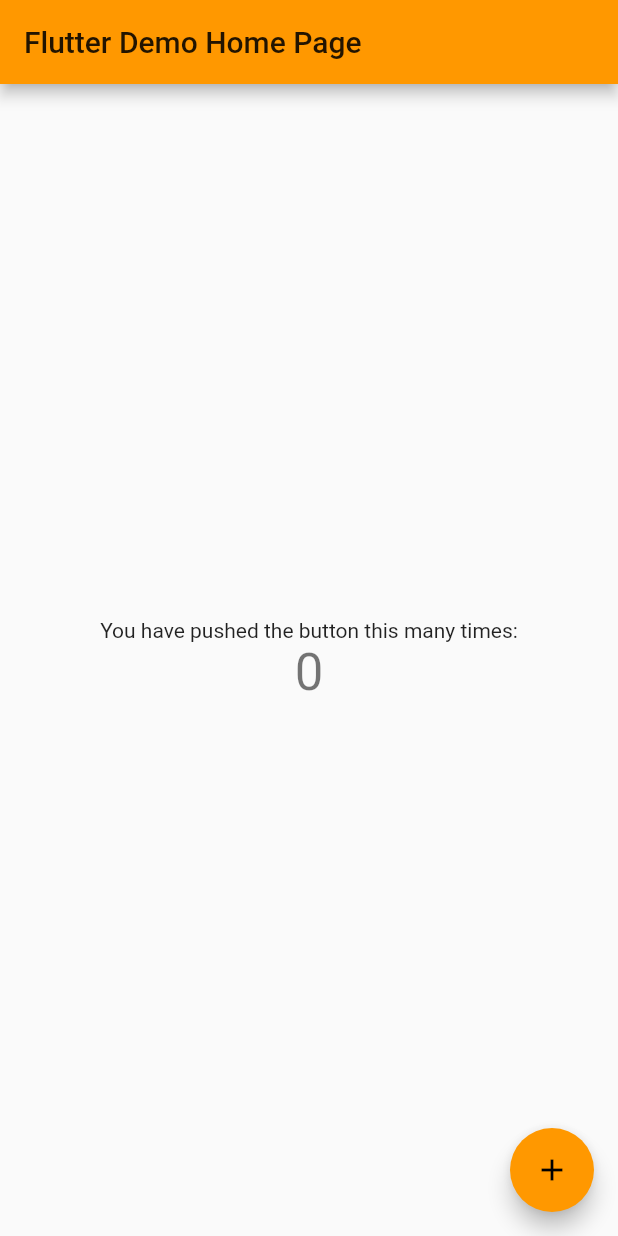
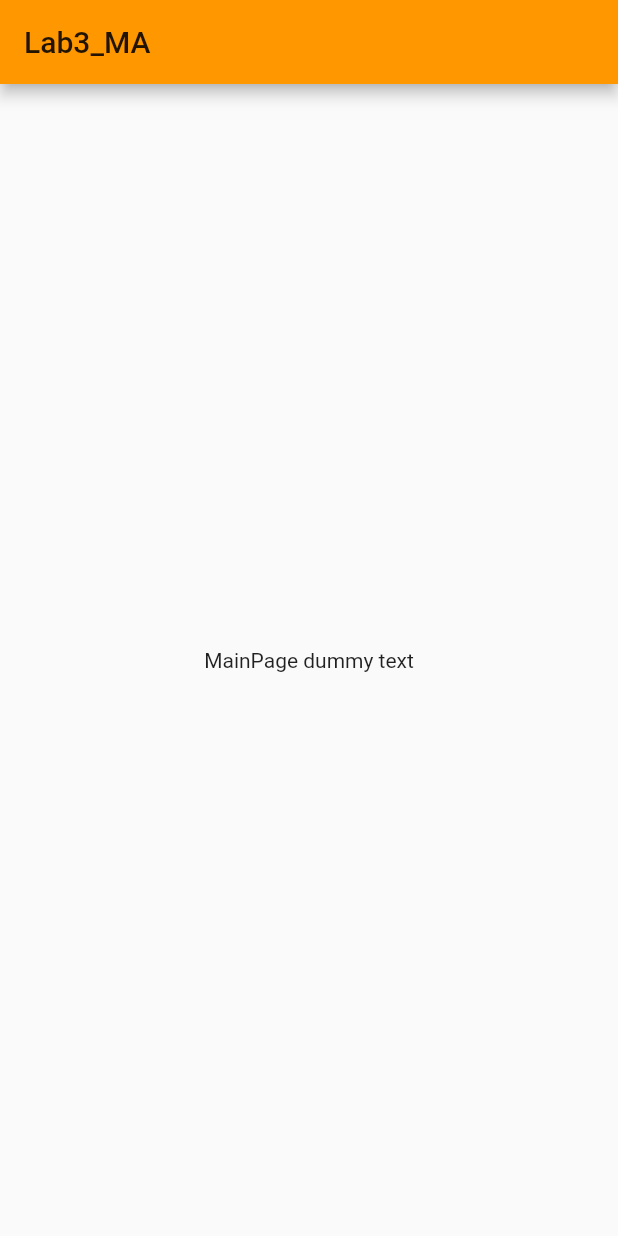
Before and after one commit to Barcoaie/Mobile, a Flutter app: the screen it shows after launch, on a phone screen of 412 x 824 dp. Run offline on Flutter 3.47's test engine with Material 2 defaults, Android fonts, the phone set to English and light mode, and no system bars.

Commit message:
added the screens for the non-native part

```diff
--- a/non-native/lab3_ma/lib/main.dart
+++ b/non-native/lab3_ma/lib/main.dart
@@ -9,7 +9,7 @@ class MyApp extends StatelessWidget {
   @override
   Widget build(BuildContext context) {
     return MaterialApp(
-      title: 'Flutter Demo',
+      title: 'Lab3_MA',
       theme: ThemeData(
         // This is the theme of your application.
         //
@@ -26,92 +26,124 @@ class MyApp extends StatelessWidget {
         // closer together (more dense) than on mobile platforms.
         visualDensity: VisualDensity.adaptivePlatformDensity,
       ),
-      home: MyHomePage(title: 'Flutter Demo Home Page'),
+      home: MainPage(title: 'Lab3_MA'),
     );
   }
 }
 
-class MyHomePage extends StatefulWidget {
-  MyHomePage({Key key, this.title}) : super(key: key);
-
-  // This widget is the home page of your application. It is stateful, meaning
-  // that it has a State object (defined below) that contains fields that affect
-  // how it looks.
-
-  // This class is the configuration for the state. It holds the values (in this
-  // case the title) provided by the parent (in this case the App widget) and
-  // used by the build method of the State. Fields in a Widget subclass are
-  // always marked "final".
+class MainPage extends StatefulWidget {
+  MainPage({Key key, this.title}): super(key: key);
 
   final String title;
 
   @override
-  _MyHomePageState createState() => _MyHomePageState();
+  _MainPageState createState() => _MainPageState();
 }
 
-class _MyHomePageState extends State<MyHomePage> {
-  int _counter = 0;
+class _MainPageState extends State<MainPage> {
+  @override
+  Widget build(BuildContext context) {
+    return Scaffold(
+      appBar: AppBar(
+        title: Text(widget.title),
+      ),
+      body: Center(
+          child: Column(
+            mainAxisAlignment: MainAxisAlignment.center,
+            children: <Widget>[
+              Text("MainPage dummy text")
+            ],
+          )
+      ),
+    );
+  }
 
-  void _incrementCounter() {
-    setState(() {
-      // This call to setState tells the Flutter framework that something has
-      // changed in this State, which causes it to rerun the build method below
-      // so that the display can reflect the updated values. If we changed
-      // _counter without calling setState(), then the build method would not be
-      // called again, and so nothing would appear to happen.
-      _counter++;
-    });
-  }
+}
+
+class ReadPage extends StatefulWidget {
+  ReadPage({Key key, this.title}): super(key: key);
+
+  final String title;
+
+  @override
+  _ReadPageState createState() => _ReadPageState();
+}
+
+class _ReadPageState extends State<ReadPage> {
 
   @override
   Widget build(BuildContext context) {
-    // This method is rerun every time setState is called, for instance as done
-    // by the _incrementCounter method above.
-    //
-    // The Flutter framework has been optimized to make rerunning build methods
-    // fast, so that you can just rebuild anything that needs updating rather
-    // than having to individually change instances of widgets.
     return Scaffold(
       appBar: AppBar(
-        // Here we take the value from the MyHomePage object that was created by
-        // the App.build method, and use it to set our appbar title.
         title: Text(widget.title),
       ),
       body: Center(
-        // Center is a layout widget. It takes a single child and positions it
-        // in the middle of the parent.
-        child: Column(
-          // Column is also a layout widget. It takes a list of children and
-          // arranges them vertically. By default, it sizes itself to fit its
-          // children horizontally, and tries to be as tall as its parent.
-          //
-          // Invoke "debug painting" (press "p" in the console, choose the
-          // "Toggle Debug Paint" action from the Flutter Inspector in Android
-          // Studio, or the "Toggle Debug Paint" command in Visual Studio Code)
-          // to see the wireframe for each widget.
-          //
-          // Column has various properties to control how it sizes itself and
-          // how it positions its children. Here we use mainAxisAlignment to
-          // center the children vertically; the main axis here is the vertical
-          // axis because Columns are vertical (the cross axis would be
-          // horizontal).
-          mainAxisAlignment: MainAxisAlignment.center,
-          children: <Widget>[
-            Text(
-              'You have pushed the button this many times:',
-            ),
-            Text(
-              '$_counter',
-              style: Theme.of(context).textTheme.headline4,
-            ),
-          ],
-        ),
+          child: Column(
+            mainAxisAlignment: MainAxisAlignment.center,
+            children: <Widget>[
+              Text("ReadPage dummy text")
+            ],
+          )
       ),
-      floatingActionButton: FloatingActionButton(
-        onPressed: _incrementCounter,
-        tooltip: 'Increment',
-        child: Icon(Icons.add),
-      ), // This trailing comma makes auto-formatting nicer for build methods.
     );
   }
 }
+
+class CreatePage extends StatefulWidget {
+  CreatePage({Key key, this.title}): super(key: key);
+
+  final String title;
+
+  @override
+  _CreatePageState createState() => _CreatePageState();
+}
+
+class _CreatePageState extends State<CreatePage> {
+
+  @override
+  Widget build(BuildContext context) {
+    return Scaffold(
+      appBar: AppBar(
+        title: Text(widget.title),
+      ),
+      body: Center(
+          child: Column(
+            mainAxisAlignment: MainAxisAlignment.center,
+            children: <Widget>[
+              Text("CreatePage dummy text")
+            ],
+          )
+      ),
+    );
+  }
+}
+
+
+class DeletePage extends StatefulWidget {
+  DeletePage({Key key, this.title}): super(key: key);
+
+  final String title;
+
+  @override
+  _DeletePageState createState() => _DeletePageState();
+}
+
+class _DeletePageState extends State<DeletePage> {
+
+  @override
+  Widget build(BuildContext context) {
+    return Scaffold(
+      appBar: AppBar(
+        title: Text(widget.title),
+      ),
+      body: Center(
+          child: Column(
+            mainAxisAlignment: MainAxisAlignment.center,
+            children: <Widget>[
+              Text("CreatePage dummy text")
+            ],
+          )
+      ),
+    );
+  }
+}
```
